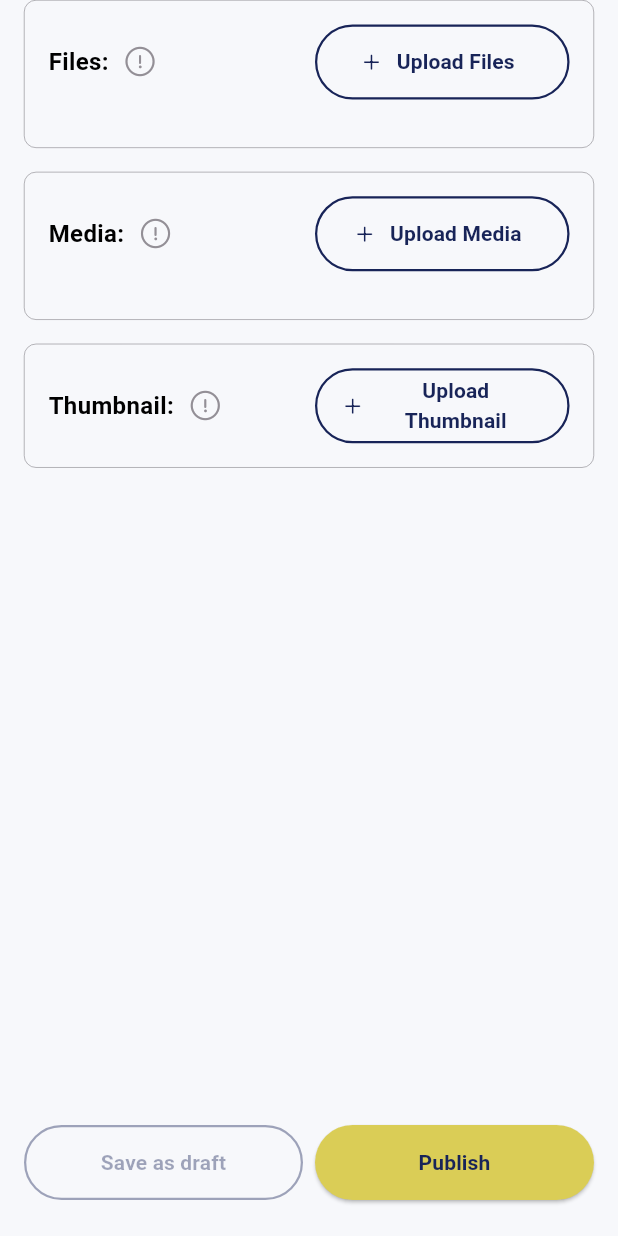
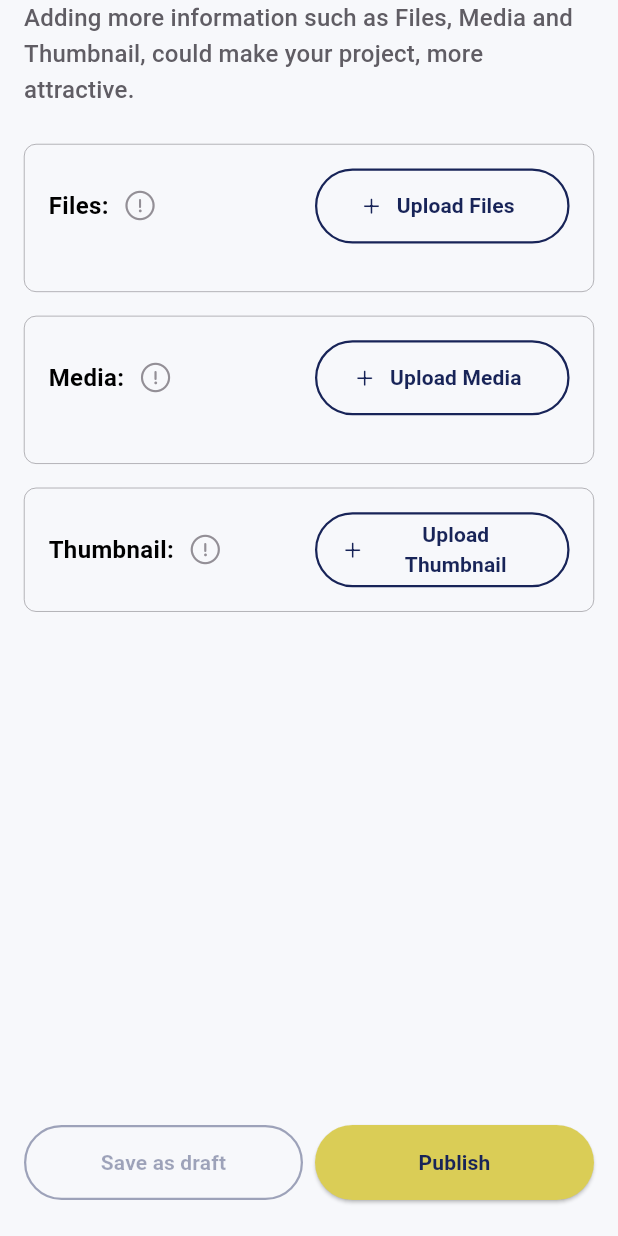
Before and after one commit to DaveBsns/idealize_mobile, a Flutter app: the CreateNewProjectStepThreeScreen screen opened directly, on a phone screen of 412 x 824 dp. Run offline on Flutter 3.47's test engine with Material 3 defaults, Android fonts, the phone set to English and light mode, and no system bars; drawn by our look-alikes of loader_overlay, overlay_support; our stand-ins replace adaptive_dialog, cached_network_image, dotted_border, file_picker, flutter_image_compress, flutter_secure_storage and 7 more; accounts and stored records are empty; network calls fail.

```diff
--- a/lib/Core/Components/team_members_selector_btmsheet_widget.dart
+++ b/lib/Core/Components/team_members_selector_btmsheet_widget.dart
@@ -111,7 +111,7 @@ class _InterestAndCourseSelectorBottomSheetState
                   width: double.infinity,
                   child: CustomSearchField(
                     secondIcon: Iconsax.search_normal_14,
-                    labelText: "Suche",
+                    labelText: AppStrings.search.tr,
                     controller: _searchCtrl,
                   ),
                 ),
--- a/lib/Core/Constants/config.dart
+++ b/lib/Core/Constants/config.dart
@@ -12,9 +12,9 @@ class AppConfig {
   AppConfig._internal();
 
   String get baseURL =>
-      "http://localhost:3000"; // https://api.campusconnects.de  |   http://localhost:3000
+      "https://api.campusconnects.de"; // https://api.campusconnects.de  |   http://localhost:3000
   String get baseFileUrl =>
-      "http://localhost:3000"; // https://api.campusconnects.de  |   http://localhost:3000
+      "https://api.campusconnects.de"; // https://api.campusconnects.de  |   http://localhost:3000
   String get chatBotServer => "https://bot.campusconnects.de";
 
   String get termsCondiftionsUrl =>
--- a/lib/Core/I18n/de.dart
+++ b/lib/Core/I18n/de.dart
@@ -6,6 +6,8 @@ class DeLanguageData extends LanguageDataKeys {
 
   @override
   Map<String, String> get keys => {
+        AppStrings.accept: "Annehmen",
+        AppStrings.reject: "Ablehnen",
         AppStrings.addTag: "Tag hinzufügen",
         AppStrings.addTags: "Tags hinzufügen",
         AppStrings.searchNotFound: "keine Suchergebnisse",
@@ -371,5 +373,20 @@ class DeLanguageData extends LanguageDataKeys {
             "Sie können nicht mehr als @count @name auswählen",
         AppStrings.minimum100Characters:
             "muss mindestens 100 Zeichen lang sein.",
+        AppStrings.enterYourEmailAdr: "E-Mail-Adresse eingeben",
+        AppStrings.enterYourPassword: "Passwort eingeben",
+        AppStrings.resetPasswordCaption:
+            "Geben Sie Ihre E-Mail-Adresse ein und wir senden Ihnen einen Link zum Zurücksetzen Ihres Passworts",
+        AppStrings.alreadyReported: "Bereits gemeldet",
+        AppStrings.alreadyReportedCaption:
+            "Sie haben dieses Projekt bereits gemeldet.",
+        AppStrings.reportReason:
+            "Bitte geben Sie den Grund für die Meldung dieses Projekts an. Wir werden Ihren Bericht überprüfen und erforderliche Maßnahmen ergreifen.",
+        AppStrings.reason: "Grund",
+        AppStrings.enterYourReason: "Geben Sie Ihren Grund ein",
+        AppStrings.createNewProjectStepTwoCaption:
+            "Ihr Projekt wird erfolgreicher, wenn Sie einige Tags, Team-Mitglieder oder Links hinzufügen.",
+        AppStrings.createNewProjectStepThreeCaption:
+            "Das Hinzufügen von mehr Informationen wie Dateien, Medien und Miniaturansicht kann Ihr Projekt attraktiver machen.",
       };
 }
--- a/lib/Core/I18n/en.dart
+++ b/lib/Core/I18n/en.dart
@@ -6,6 +6,8 @@ class EnLanguageData extends LanguageDataKeys {
 
   @override
   Map<String, String> get keys => {
+        AppStrings.accept: "Accept",
+        AppStrings.reject: "Reject",
         AppStrings.addTag: "Add Tag",
         AppStrings.addTags: "Add Tags",
         AppStrings.searchNotFound: "Search not found",
@@ -362,5 +364,20 @@ class EnLanguageData extends LanguageDataKeys {
         AppStrings.pickMoreThan3Error:
             "You can\'t select more than @count @name",
         AppStrings.minimum100Characters: "must be at least 100 characters.",
+        AppStrings.enterYourEmailAdr: "Enter Your Email Address",
+        AppStrings.enterYourPassword: "Enter Your Password",
+        AppStrings.resetPasswordCaption:
+            "Enter your email address and we will send you a link to reset your password",
+        AppStrings.alreadyReported: "Already Reported",
+        AppStrings.alreadyReportedCaption:
+            "You have already reported this project.",
+        AppStrings.reportReason:
+            "Please enter the reason for reporting this project. We will review your report and take necessary actions.",
+        AppStrings.reason: "Reason",
+        AppStrings.enterYourReason: "Enter Your Reason",
+        AppStrings.createNewProjectStepTwoCaption:
+            "Your project will be more successful, if you add some tags, team members or links.",
+        AppStrings.createNewProjectStepThreeCaption:
+            "Adding more information such as Files, Media and Thumbnail, could make your project, more attractive.",
       };
 }
--- a/lib/Core/I18n/messages.dart
+++ b/lib/Core/I18n/messages.dart
@@ -1,4 +1,6 @@
 class AppStrings {
+  static const String accept = "accept";
+  static const String reject = "reject";
   static const String login = "login";
   static const String signUp = "signUp";
   static const String addTag = "addTag";
@@ -312,4 +314,17 @@ class AppStrings {
   static const String pickMoreThan3Error = "pickMoreThan3Error";
 
   static const String minimum100Characters = "minimum100Characters";
+
+  static const String enterYourEmailAdr = "enterYourEmailAdr";
+  static const String enterYourPassword = "enterYourPassword";
+  static const String resetPasswordCaption = "resetPasswordCaption";
+
+  static const String alreadyReported = "alreadyReported";
+  static const String alreadyReportedCaption = "alreadyReportedCaption";
+  static const String reportReason = "reportReason";
+  static const String reason = "reason";
+  static const String enterYourReason = "enterYourReason";
+
+  static const String createNewProjectStepTwoCaption = "createNewProjectStepTwoCaption";
+  static const String createNewProjectStepThreeCaption = "createNewProjectStepThreeCaption";
 }
--- a/lib/Features/Tag_Selector/presentation/tag_selector_screen.dart
+++ b/lib/Features/Tag_Selector/presentation/tag_selector_screen.dart
@@ -153,7 +153,7 @@ class TagSelectorScreen extends StatelessWidget {
                                       ),
                                       children: [
                                         TextSpan(
-                                          text: '${AppStrings.here.tr}"\n"',
+                                          text: '"${AppStrings.here.tr}"',
                                           style:
                                               textStyles.titleMedium!.copyWith(
                                             color: AppConfig()
@@ -231,6 +231,7 @@ class TagSelectorScreen extends StatelessWidget {
   }
 
   void _updateTagSelection(Tag tag, bool isSelected) {
+    if (isSelected) {
       if (limit != null) {
         if (controller.selectedTags.value.length >= limit!) {
           Get.snackbar(
@@ -242,7 +243,6 @@ class TagSelectorScreen extends StatelessWidget {
         }
       }
 
-    if (isSelected) {
       controller.selectedTags.value.add(tag);
     } else {
       controller.selectedTags.value.removeWhere((elem) => elem.id == tag.id);
--- a/lib/Features/authentication/presentation/widgets/reset_password_email.dart
+++ b/lib/Features/authentication/presentation/widgets/reset_password_email.dart
@@ -5,6 +5,7 @@ import 'package:idealize_new_version/Core/Components/buttons_widget.dart';
 import 'package:idealize_new_version/Core/Components/textfields_widget.dart';
 import 'package:idealize_new_version/Core/Constants/colors.dart';
 import 'package:idealize_new_version/Core/Constants/config.dart';
+import 'package:idealize_new_version/Core/I18n/messages.dart';
 import 'package:idealize_new_version/Core/Utils/extensions.dart';
 import 'package:idealize_new_version/Features/authentication/presentation/controllers/reset_password_controller.dart';
 
@@ -46,7 +47,7 @@ class ResetPasswordEmailBottomSheet extends GetView<ResetPasswordController> {
                         ),
                         Gap(AppConfig().dimens.medium),
                         Text(
-                          "Enter your email address and we will send you a link to reset your password",
+                          AppStrings.resetPasswordCaption.tr,
                           style: Theme.of(context)
                               .textTheme
                               .bodyLarge!
@@ -68,7 +69,7 @@ class ResetPasswordEmailBottomSheet extends GetView<ResetPasswordController> {
                         Gap(AppConfig().dimens.medium),
                         CustomTextField(
                           controller: controller.emailController,
-                          labelText: "Enter your email address",
+                          labelText: AppStrings.enterYourEmailAdr.tr,
                         ),
                         Gap(AppConfig().dimens.extraLarge),
                         CustomIconButton(
--- a/lib/Features/create_new_project/presentation/controller/create_new_project_controller.dart
+++ b/lib/Features/create_new_project/presentation/controller/create_new_project_controller.dart
@@ -146,6 +146,9 @@ class CreateNewProjectController extends GetxController {
     if (result) {
       attachments.removeWhere((element) => element.id == attachmentId);
       await updateProjectAfterDeletingFiles();
+      Get.back();
+    } else {
+      Get.back();
     }
 
     AppRepo().hideLoading();
--- a/lib/Features/create_new_project/presentation/views/create_new_project_step_three_screen.dart
+++ b/lib/Features/create_new_project/presentation/views/create_new_project_step_three_screen.dart
@@ -2,6 +2,7 @@ import 'package:flutter/material.dart';
 import 'package:gap/gap.dart';
 import 'package:get/get.dart';
 import 'package:idealize_new_version/Core/Components/buttons_widget.dart';
+import 'package:idealize_new_version/Core/Constants/colors.dart';
 import 'package:idealize_new_version/Core/Constants/config.dart';
 import 'package:idealize_new_version/Core/I18n/messages.dart';
 import 'package:idealize_new_version/Features/create_new_project/presentation/controller/create_new_project_controller.dart';
@@ -23,7 +24,21 @@ class CreateNewProjectStepThreeScreen
             right: AppConfig().dimens.medium,
             bottom: AppConfig().dimens.medium,
           ),
-          child: const StepThreeUploadFilewidget(),
+          child: Column(
+            children: [
+              Align(
+                alignment: Alignment.centerLeft,
+                child: Text(
+                  AppStrings.createNewProjectStepThreeCaption.tr,
+                  style: Theme.of(context).textTheme.titleMedium?.copyWith(
+                        color: AppColors().darkGrayColor,
+                      ),
+                ),
+              ),
+              Gap(AppConfig().dimens.large),
+              const StepThreeUploadFilewidget(),
+            ],
+          ),
         ),
       ),
       bottomNavigationBar: Padding(
--- a/lib/Features/home/data/repository/home_repository_impl.dart
+++ b/lib/Features/home/data/repository/home_repository_impl.dart
@@ -34,6 +34,7 @@ class HomeRepositoryImpl extends HomeRepository {
       sortField: 'creationDate',
       filter: selectedSegment,
       filterByTag: filteredByTag?.id,
+      joinedProjects: (selectedSegment == 'my-projects'),
     );
   }
 
```
Also changed, not shown: lib/Features/Tag_Selector/presentation/controller/tag_selector_controller.dart (+20 -2 lines), lib/Features/authentication/presentation/screens/reset_password_screen.dart (+4 -3 lines), lib/Features/create_new_project/data/repo/create_new_project_repo_impl.dart (+9 -4 lines), lib/Features/create_new_project/presentation/views/create_new_project_step_two_screen.dart (+8 -0 lines), lib/Features/notification/presentation/notification_screen.dart (+53 -33 lines), lib/Features/project_details/presentation/widgets/project_details_info_widget.dart (+7 -8 lines). Lines whose indentation alone changed are shown as unchanged.
